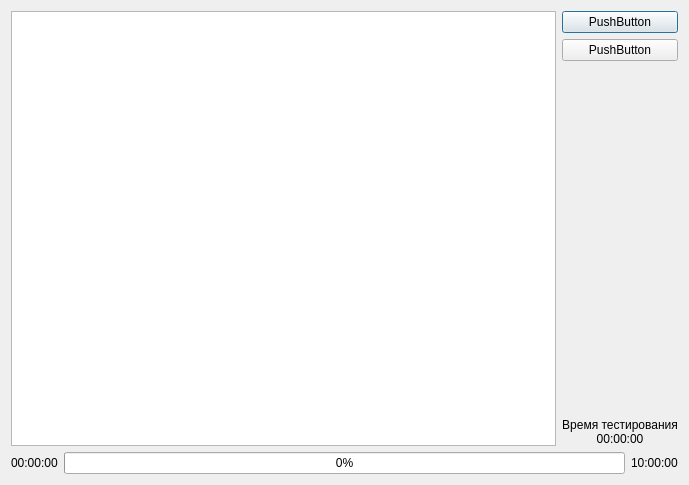
Old version of the form verificationtest.ui in the repository NikKrasavchik/PC-Tester.
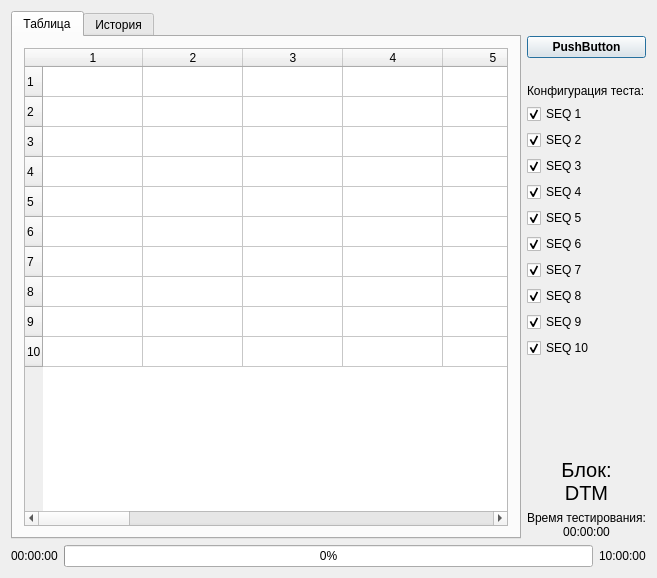
New version of the form.

Commit message: Добавлена таблица в валидационный тест

```diff
--- a/verificationtest.ui
+++ b/verificationtest.ui
@@ -6,30 +6,129 @@
    <rect>
     <x>0</x>
     <y>0</y>
-    <width>689</width>
-    <height>485</height>
+    <width>657</width>
+    <height>578</height>
    </rect>
   </property>
   <property name="windowTitle">
    <string>VerificationTest</string>
   </property>
-  <layout class="QVBoxLayout" name="verticalLayout_2">
-   <item>
+  <layout class="QGridLayout" name="gridLayout">
+   <item row="0" column="0">
     <layout class="QHBoxLayout" name="horizontalLayout">
      <item>
-      <widget class="QListWidget" name="listWidget"/>
+      <widget class="QTabWidget" name="tabWidget">
+       <property name="currentIndex">
+        <number>0</number>
+       </property>
+       <widget class="QWidget" name="tab">
+        <attribute name="title">
+         <string>Таблица</string>
+        </attribute>
+        <layout class="QGridLayout" name="gridLayout_3">
+         <item row="0" column="0">
+          <widget class="QTableWidget" name="tableWidget">
+           <property name="autoScroll">
+            <bool>true</bool>
+           </property>
+           <property name="selectionMode">
+            <enum>QAbstractItemView::SelectionMode::MultiSelection</enum>
+           </property>
+           <property name="selectionBehavior">
+            <enum>QAbstractItemView::SelectionBehavior::SelectItems</enum>
+           </property>
+           <property name="showGrid">
+            <bool>true</bool>
+           </property>
+           <property name="gridStyle">
+            <enum>Qt::PenStyle::SolidLine</enum>
+           </property>
+           <property name="sortingEnabled">
+            <bool>false</bool>
+           </property>
+           <property name="wordWrap">
+            <bool>true</bool>
+           </property>
+           <property name="cornerButtonEnabled">
+            <bool>true</bool>
+           </property>
+           <property name="rowCount">
+            <number>10</number>
+           </property>
+           <property name="columnCount">
+            <number>20</number>
+           </property>
+           <row/>
+           <row/>
+           <row/>
+           <row/>
+           <row/>
+           <row/>
+           <row/>
+           <row/>
+           <row/>
+           <row/>
+           <column/>
+           <column/>
+           <column/>
+           <column/>
+           <column/>
+           <column/>
+           <column/>
+           <column/>
+           <column/>
+           <column/>
+           <column/>
+           <column/>
+           <column/>
+           <column/>
+           <column/>
+           <column/>
+           <column/>
+           <column/>
+           <column/>
+           <column/>
+          </widget>
+         </item>
+        </layout>
+       </widget>
+       <widget class="QWidget" name="tab_2">
+        <attribute name="title">
+         <string>История</string>
+        </attribute>
+        <layout class="QGridLayout" name="gridLayout_2">
+         <item row="0" column="0">
+          <widget class="QListWidget" name="listWidget"/>
+         </item>
+        </layout>
+       </widget>
+      </widget>
      </item>
      <item>
       <layout class="QVBoxLayout" name="verticalLayout">
+       <item>
+        <spacer name="verticalSpacer_3">
+         <property name="orientation">
+          <enum>Qt::Orientation::Vertical</enum>
+         </property>
+         <property name="sizeType">
+          <enum>QSizePolicy::Policy::Fixed</enum>
+         </property>
+         <property name="sizeHint" stdset="0">
+          <size>
+           <width>20</width>
+           <height>25</height>
+          </size>
+         </property>
+        </spacer>
+       </item>
        <item>
         <widget class="QPushButton" name="StartStopButton">
-         <property name="text">
-          <string>PushButton</string>
+         <property name="font">
+          <font>
+           <bold>true</bold>
+          </font>
          </property>
-        </widget>
-       </item>
-       <item>
-        <widget class="QPushButton" name="pushButton_2">
          <property name="text">
           <string>PushButton</string>
          </property>
@@ -40,6 +139,132 @@
          <property name="orientation">
           <enum>Qt::Orientation::Vertical</enum>
          </property>
+         <property name="sizeType">
+          <enum>QSizePolicy::Policy::Fixed</enum>
+         </property>
+         <property name="sizeHint" stdset="0">
+          <size>
+           <width>10</width>
+           <height>20</height>
+          </size>
+         </property>
+        </spacer>
+       </item>
+       <item>
+        <widget class="QLabel" name="label_2">
+         <property name="text">
+          <string>Конфигурация теста:</string>
+         </property>
+        </widget>
+       </item>
+       <item>
+        <widget class="QCheckBox" name="checkBox">
+         <property name="text">
+          <string>SEQ 1</string>
+         </property>
+         <property name="checked">
+          <bool>true</bool>
+         </property>
+        </widget>
+       </item>
+       <item>
+        <widget class="QCheckBox" name="checkBox_2">
+         <property name="text">
+          <string>SEQ 2</string>
+         </property>
+         <property name="checked">
+          <bool>true</bool>
+         </property>
+        </widget>
+       </item>
+       <item>
+        <widget class="QCheckBox" name="checkBox_3">
+         <property name="text">
+          <string>SEQ 3</string>
+         </property>
+         <property name="checked">
+          <bool>true</bool>
+         </property>
+        </widget>
+       </item>
+       <item>
+        <widget class="QCheckBox" name="checkBox_4">
+         <property name="text">
+          <string>SEQ 4</string>
+         </property>
+         <property name="checked">
+          <bool>true</bool>
+         </property>
+        </widget>
+       </item>
+       <item>
+        <widget class="QCheckBox" name="checkBox_5">
+         <property name="text">
+          <string>SEQ 5</string>
+         </property>
+         <property name="checked">
+          <bool>true</bool>
+         </property>
+        </widget>
+       </item>
+       <item>
+        <widget class="QCheckBox" name="checkBox_6">
+         <property name="text">
+          <string>SEQ 6</string>
+         </property>
+         <property name="checked">
+          <bool>true</bool>
+         </property>
+        </widget>
+       </item>
+       <item>
+        <widget class="QCheckBox" name="checkBox_7">
+         <property name="text">
+          <string>SEQ 7</string>
+         </property>
+         <property name="checked">
+          <bool>true</bool>
+         </property>
+        </widget>
+       </item>
+       <item>
+        <widget class="QCheckBox" name="checkBox_8">
+         <property name="text">
+          <string>SEQ 8</string>
+         </property>
+         <property name="checked">
+          <bool>true</bool>
+         </property>
+        </widget>
+       </item>
+       <item>
+        <widget class="QCheckBox" name="checkBox_9">
+         <property name="text">
+          <string>SEQ 9</string>
+         </property>
+         <property name="checked">
+          <bool>true</bool>
+         </property>
+        </widget>
+       </item>
+       <item>
+        <widget class="QCheckBox" name="checkBox_10">
+         <property name="text">
+          <string>SEQ 10</string>
+         </property>
+         <property name="checked">
+          <bool>true</bool>
+         </property>
+         <property name="tristate">
+          <bool>true</bool>
+         </property>
+        </widget>
+       </item>
+       <item>
+        <spacer name="verticalSpacer_2">
+         <property name="orientation">
+          <enum>Qt::Orientation::Vertical</enum>
+         </property>
          <property name="sizeHint" stdset="0">
           <size>
            <width>20</width>
@@ -48,10 +273,30 @@
          </property>
         </spacer>
        </item>
+       <item>
+        <widget class="QLabel" name="label">
+         <property name="font">
+          <font>
+           <pointsize>15</pointsize>
+           <bold>false</bold>
+          </font>
+         </property>
+         <property name="text">
+          <string>Блок:
+DTM</string>
+         </property>
+         <property name="textFormat">
+          <enum>Qt::TextFormat::AutoText</enum>
+         </property>
+         <property name="alignment">
+          <set>Qt::AlignmentFlag::AlignCenter</set>
+         </property>
+        </widget>
+       </item>
        <item>
         <widget class="QLabel" name="TimeTestLable">
          <property name="text">
-          <string comment="Время прошедшее с начала теста" extracomment="lololo">Время тестирования
+          <string comment="Время прошедшее с начала теста" extracomment="lololo">Время тестирования:
 00:00:00</string>
          </property>
          <property name="textFormat">
@@ -66,7 +311,7 @@
      </item>
     </layout>
    </item>
-   <item>
+   <item row="1" column="0">
     <layout class="QHBoxLayout" name="horizontalLayout_2">
      <item>
       <widget class="QLabel" name="StartTimeLabel">
```
The commit also changes 8 other files.
